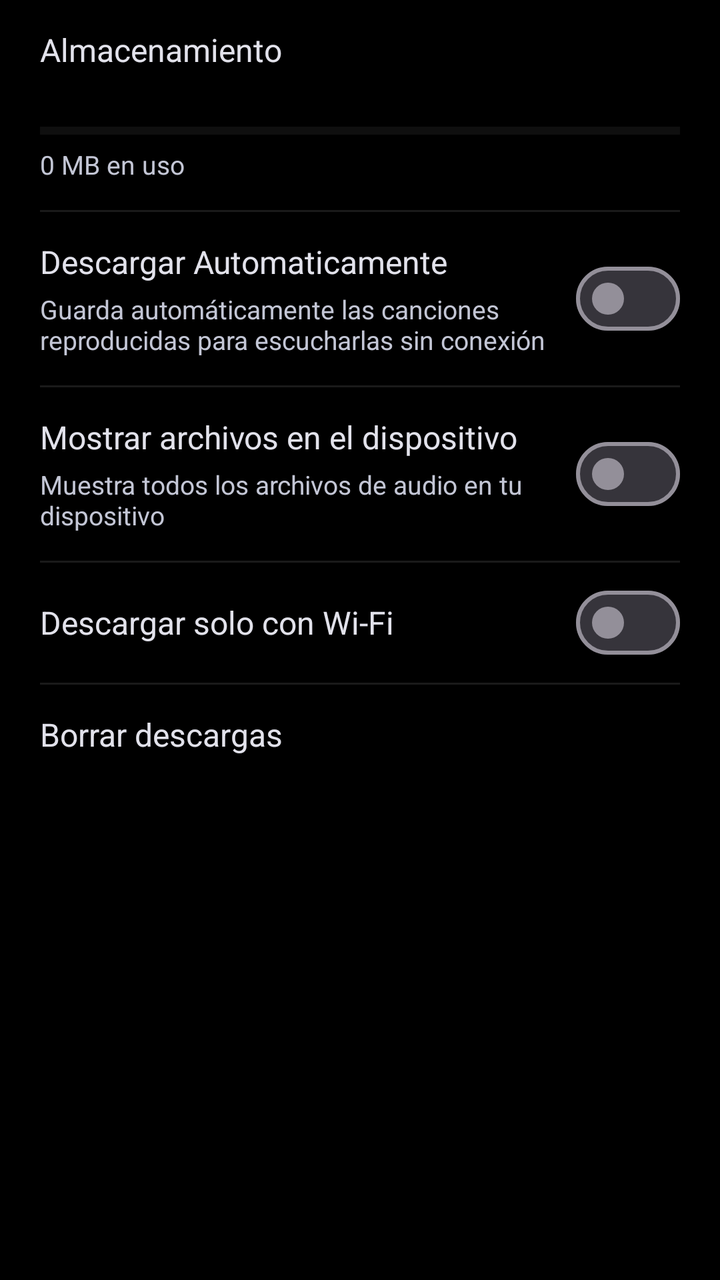
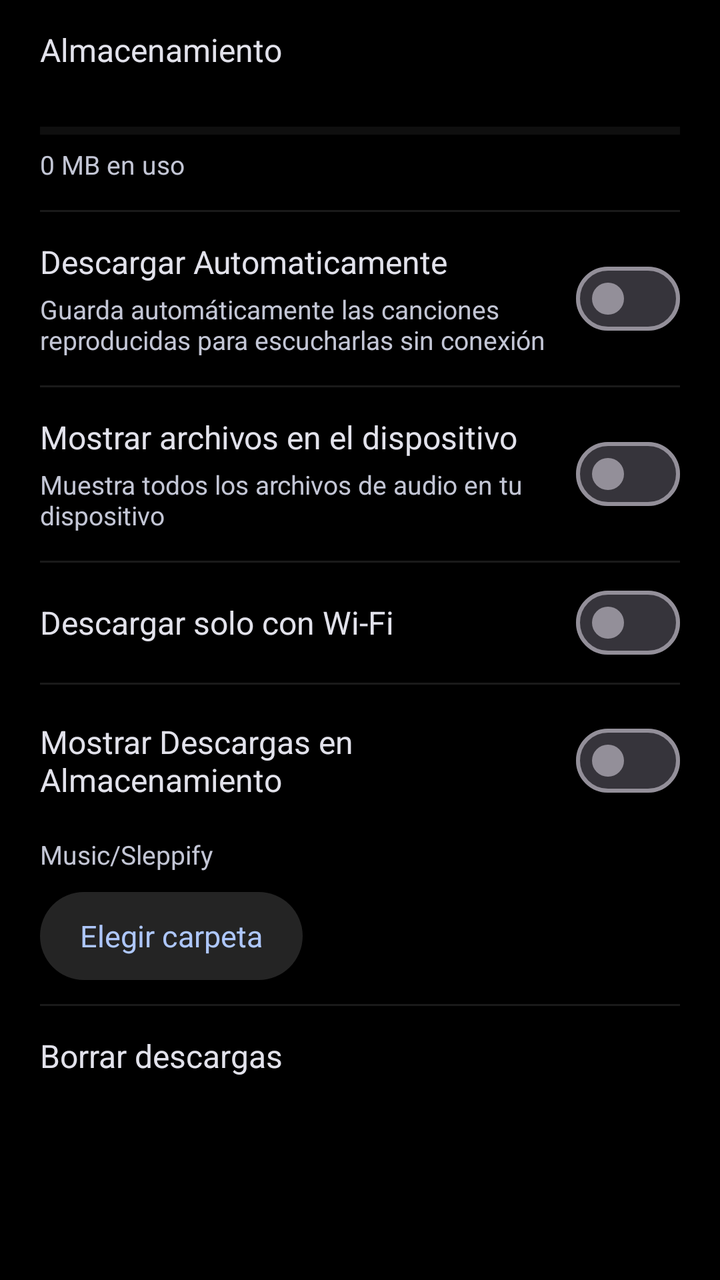

Screens rendered from an Android XML layout before and after an edit, with the pre-edit source and the edit as a unified diff.
<!-- AndroidManifest.xml: application theme Theme.Sleppify -->
<!-- res/layout/settings_downloads.xml -->
<?xml version="1.0" encoding="utf-8"?>
<ScrollView xmlns:android="http://schemas.android.com/apk/res/android"
    android:id="@+id/svSettingsDownloads"
    android:layout_width="match_parent"
    android:layout_height="match_parent"
    android:background="#FF000000"
    android:clipToPadding="false"
    android:paddingBottom="32dp">

    <LinearLayout
        android:layout_width="match_parent"
        android:layout_height="wrap_content"
        android:orientation="vertical"
        android:paddingHorizontal="20dp"
        android:paddingTop="0dp">

        
        <TextView
            android:layout_width="wrap_content"
            android:layout_height="wrap_content"
            android:paddingTop="14dp"
            android:paddingBottom="4dp"
            android:text="Almacenamiento"
            android:textColor="@color/text_primary"
            android:textSize="16sp" />

        <TextView
            android:id="@+id/tvDownloadsStorageFree"
            android:layout_width="match_parent"
            android:layout_height="wrap_content"
            android:gravity="end"
            android:paddingBottom="6dp"
            android:text=""
            android:textColor="@color/text_secondary"
            android:textSize="13sp" />

        <ProgressBar
            android:id="@+id/pbStorageInternal"
            style="?android:attr/progressBarStyleHorizontal"
            android:layout_width="match_parent"
            android:layout_height="4dp"
            android:max="100"
            android:progress="0"
            android:progressTint="@color/stitch_blue"
            android:progressBackgroundTint="#33FFFFFF" />

        <TextView
            android:id="@+id/tvDownloadsStorageUsed"
            android:layout_width="wrap_content"
            android:layout_height="wrap_content"
            android:paddingTop="6dp"
            android:paddingBottom="14dp"
            android:text="0 MB en uso"
            android:textColor="@color/text_secondary"
            android:textSize="13sp" />

        <View
            android:layout_width="match_parent"
            android:layout_height="1dp"
            android:background="#1AFFFFFF" />

        
        <LinearLayout
            android:id="@+id/sectionSdStorage"
            android:layout_width="match_parent"
            android:layout_height="wrap_content"
            android:orientation="vertical"
            android:visibility="gone">

            <TextView
                android:layout_width="wrap_content"
                android:layout_height="wrap_content"
                android:paddingTop="14dp"
                android:paddingBottom="4dp"
                android:text="Almacenamiento en tarjeta SD"
                android:textColor="@color/text_primary"
                android:textSize="16sp" />

            <TextView
                android:id="@+id/tvDownloadsSdFree"
                android:layout_width="match_parent"
                android:layout_height="wrap_content"
                android:gravity="end"
                android:paddingBottom="6dp"
                android:text=""
                android:textColor="@color/text_secondary"
                android:textSize="13sp" />

            <ProgressBar
                android:id="@+id/pbStorageSd"
                style="?android:attr/progressBarStyleHorizontal"
                android:layout_width="match_parent"
                android:layout_height="4dp"
                android:max="100"
                android:progress="0"
                android:progressTint="@color/stitch_blue"
                android:progressBackgroundTint="#33FFFFFF" />

            <TextView
                android:id="@+id/tvDownloadsSdUsed"
                android:layout_width="wrap_content"
                android:layout_height="wrap_content"
                android:paddingTop="6dp"
                android:paddingBottom="14dp"
                android:text="0 MB en uso"
                android:textColor="@color/text_secondary"
                android:textSize="13sp" />

            <View
                android:layout_width="match_parent"
                android:layout_height="1dp"
                android:background="#1AFFFFFF" />
        </LinearLayout>

        
        <LinearLayout
            android:id="@+id/rowUseSdCard"
            android:layout_width="match_parent"
            android:layout_height="wrap_content"
            android:gravity="center_vertical"
            android:orientation="horizontal"
            android:paddingVertical="14dp"
            android:visibility="gone">

            <LinearLayout
                android:layout_width="0dp"
                android:layout_height="wrap_content"
                android:layout_weight="1"
                android:orientation="vertical">

                <TextView
                    android:layout_width="wrap_content"
                    android:layout_height="wrap_content"
                    android:text="Usar tarjeta SD"
                    android:textColor="@color/text_primary"
                    android:textSize="16sp" />

                <TextView
                    android:id="@+id/tvUseSdCardSubtitle"
                    android:layout_width="wrap_content"
                    android:layout_height="wrap_content"
                    android:layout_marginTop="4dp"
                    android:text="Descargar contenido en la tarjeta SD"
                    android:textColor="@color/text_secondary"
                    android:textSize="13sp" />
            </LinearLayout>

            <com.google.android.material.materialswitch.MaterialSwitch
                android:id="@+id/swUseSdCard"
                android:layout_width="wrap_content"
                android:layout_height="wrap_content"
                android:minWidth="0dp"
                android:minHeight="0dp" />
        </LinearLayout>

        <View
            android:id="@+id/dividerAfterSd"
            android:layout_width="match_parent"
            android:layout_height="1dp"
            android:background="#1AFFFFFF"
            android:visibility="gone" />

        
        <LinearLayout
            android:id="@+id/rowAutoDownloadOnPlay"
            android:layout_width="match_parent"
            android:layout_height="wrap_content"
            android:gravity="center_vertical"
            android:orientation="horizontal"
            android:paddingVertical="14dp">

            <LinearLayout
                android:layout_width="0dp"
                android:layout_height="wrap_content"
                android:layout_weight="1"
                android:orientation="vertical">

                <TextView
                    android:layout_width="wrap_content"
                    android:layout_height="wrap_content"
                    android:text="Descargar Automaticamente"
                    android:textColor="@color/text_primary"
                    android:textSize="16sp" />

                <TextView
                    android:layout_width="wrap_content"
                    android:layout_height="wrap_content"
                    android:layout_marginTop="4dp"
                    android:text="Guarda automáticamente las canciones reproducidas para escucharlas sin conexión"
                    android:textColor="@color/text_secondary"
                    android:textSize="13sp" />
            </LinearLayout>

            <com.google.android.material.materialswitch.MaterialSwitch
                android:id="@+id/swAutoDownloadOnPlay"
                android:layout_width="wrap_content"
                android:layout_height="wrap_content"
                android:minWidth="0dp"
                android:minHeight="0dp" />
        </LinearLayout>

        <View
            android:layout_width="match_parent"
            android:layout_height="1dp"
            android:background="#1AFFFFFF" />

        
        <LinearLayout
            android:layout_width="match_parent"
            android:layout_height="wrap_content"
            android:gravity="center_vertical"
            android:orientation="horizontal"
            android:paddingVertical="14dp">

            <LinearLayout
                android:layout_width="0dp"
                android:layout_height="wrap_content"
                android:layout_weight="1"
                android:orientation="vertical">

                <TextView
                    android:layout_width="wrap_content"
                    android:layout_height="wrap_content"
                    android:text="Mostrar archivos en el dispositivo"
                    android:textColor="@color/text_primary"
                    android:textSize="16sp" />

                <TextView
                    android:layout_width="wrap_content"
                    android:layout_height="wrap_content"
                    android:layout_marginTop="4dp"
                    android:text="Muestra todos los archivos de audio en tu dispositivo"
                    android:textColor="@color/text_secondary"
                    android:textSize="13sp" />
            </LinearLayout>

            <com.google.android.material.materialswitch.MaterialSwitch
                android:id="@+id/swShowDeviceFiles"
                android:layout_width="wrap_content"
                android:layout_height="wrap_content"
                android:minWidth="0dp"
                android:minHeight="0dp" />
        </LinearLayout>

        <View
            android:layout_width="match_parent"
            android:layout_height="1dp"
            android:background="#1AFFFFFF" />

        
        <LinearLayout
            android:layout_width="match_parent"
            android:layout_height="wrap_content"
            android:gravity="center_vertical"
            android:orientation="horizontal"
            android:paddingVertical="14dp">

            <TextView
                android:layout_width="0dp"
                android:layout_height="wrap_content"
                android:layout_weight="1"
                android:text="Descargar solo con Wi-Fi"
                android:textColor="@color/text_primary"
                android:textSize="16sp" />

            <com.google.android.material.materialswitch.MaterialSwitch
                android:id="@+id/swDownloadWifiOnly"
                android:layout_width="wrap_content"
                android:layout_height="wrap_content"
                android:minWidth="0dp"
                android:minHeight="0dp" />
        </LinearLayout>

        <View
            android:layout_width="match_parent"
            android:layout_height="1dp"
            android:background="#1AFFFFFF" />

        
        <LinearLayout
            android:id="@+id/rowDownloadsDelete"
            android:layout_width="match_parent"
            android:layout_height="wrap_content"
            android:background="?attr/selectableItemBackground"
            android:clickable="true"
            android:focusable="true"
            android:paddingVertical="14dp">

            <TextView
                android:id="@+id/tvDownloadsDeleteTitle"
                android:layout_width="wrap_content"
                android:layout_height="wrap_content"
                android:text="Borrar descargas"
                android:textColor="@color/text_primary"
                android:textSize="16sp" />
        </LinearLayout>

    </LinearLayout>
</ScrollView>
<!-- resources referenced by this layout -->
<resources>
  <color name="stitch_blue">#AEC7FD</color>
  <color name="text_primary">#e2e2eb</color>
  <color name="text_secondary">#c3c6d5</color>
  <style name="Theme.Sleppify" parent="Base.Theme.Sleppify" />
  <style name="Base.Theme.Sleppify" parent="Theme.Material3.Dark.NoActionBar">
          
          <item name="colorPrimary">@color/stitch_blue</item>
          <item name="colorSecondary">@color/stitch_blue_light</item>
          <item name="android:windowBackground">@color/surface_dark</item>
          <item name="android:navigationBarColor">@color/surface_dark</item>
          <item name="android:statusBarColor">@color/surface_dark</item>
          <item name="android:textColorPrimary">@color/text_primary</item>
          <item name="android:textColorSecondary">@color/text_secondary</item>
      </style>
  <color name="stitch_blue_light">#AEC7FD</color>
  <color name="surface_dark">#111319</color>
</resources>

<!-- the commit's change to res/layout/settings_downloads.xml (unified diff, before → after) -->
@@ -114,54 +114,6 @@
 
         
         <LinearLayout
-            android:id="@+id/rowUseSdCard"
-            android:layout_width="match_parent"
-            android:layout_height="wrap_content"
-            android:gravity="center_vertical"
-            android:orientation="horizontal"
-            android:paddingVertical="14dp"
-            android:visibility="gone">
-
-            <LinearLayout
-                android:layout_width="0dp"
-                android:layout_height="wrap_content"
-                android:layout_weight="1"
-                android:orientation="vertical">
-
-                <TextView
-                    android:layout_width="wrap_content"
-                    android:layout_height="wrap_content"
-                    android:text="Usar tarjeta SD"
-                    android:textColor="@color/text_primary"
-                    android:textSize="16sp" />
-
-                <TextView
-                    android:id="@+id/tvUseSdCardSubtitle"
-                    android:layout_width="wrap_content"
-                    android:layout_height="wrap_content"
-                    android:layout_marginTop="4dp"
-                    android:text="Descargar contenido en la tarjeta SD"
-                    android:textColor="@color/text_secondary"
-                    android:textSize="13sp" />
-            </LinearLayout>
-
-            <com.google.android.material.materialswitch.MaterialSwitch
-                android:id="@+id/swUseSdCard"
-                android:layout_width="wrap_content"
-                android:layout_height="wrap_content"
-                android:minWidth="0dp"
-                android:minHeight="0dp" />
-        </LinearLayout>
-
-        <View
-            android:id="@+id/dividerAfterSd"
-            android:layout_width="match_parent"
-            android:layout_height="1dp"
-            android:background="#1AFFFFFF"
-            android:visibility="gone" />
-
-        
-        <LinearLayout
             android:id="@+id/rowAutoDownloadOnPlay"
             android:layout_width="match_parent"
             android:layout_height="wrap_content"
@@ -276,6 +228,66 @@
             android:layout_height="1dp"
             android:background="#1AFFFFFF" />
 
+        <LinearLayout
+            android:id="@+id/rowCustomDownloadLocation"
+            android:layout_width="match_parent"
+            android:layout_height="wrap_content"
+            android:orientation="horizontal"
+            android:gravity="center_vertical"
+            android:paddingVertical="14dp">
+
+            <TextView
+                android:layout_width="0dp"
+                android:layout_height="wrap_content"
+                android:layout_weight="1"
+                android:text="Mostrar Descargas en Almacenamiento"
+                android:textColor="@color/text_primary"
+                android:textSize="16sp" />
+
+            <com.google.android.material.materialswitch.MaterialSwitch
+                android:id="@+id/swCustomDownloadLocation"
+                android:layout_width="wrap_content"
+                android:layout_height="wrap_content" />
+        </LinearLayout>
+
+        <TextView
+            android:id="@+id/tvDownloadLocation"
+            android:layout_width="match_parent"
+            android:layout_height="wrap_content"
+            android:text="Music/Sleppify"
+            android:textColor="@color/text_secondary"
+            android:textSize="13sp" />
+
+        <TextView
+            android:id="@+id/btnChooseDownloadFolder"
+            android:layout_width="wrap_content"
+            android:layout_height="wrap_content"
+            android:layout_marginTop="10dp"
+            android:layout_marginBottom="12dp"
+            android:paddingHorizontal="20dp"
+            android:minHeight="44dp"
+            android:gravity="center_vertical"
+            android:background="@drawable/bg_download_folder_button"
+            android:clickable="true"
+            android:focusable="true"
+            android:text="Elegir carpeta"
+            android:textColor="@color/stitch_blue"
+            android:textSize="15sp" />
+
+        <TextView
+            android:id="@+id/tvDownloadLocationStatus"
+            android:layout_width="match_parent"
+            android:layout_height="wrap_content"
+            android:paddingBottom="14dp"
+            android:visibility="gone"
+            android:textColor="@color/text_secondary"
+            android:textSize="13sp" />
+
+        <View
+            android:layout_width="match_parent"
+            android:layout_height="1dp"
+            android:background="#1AFFFFFF" />
+
         
         <LinearLayout
             android:id="@+id/rowDownloadsDelete"
<!-- resource entries referenced after the edit -->
@@ -3,6 +3,16 @@
   <color name="stitch_blue">#AEC7FD</color>
   <color name="text_primary">#e2e2eb</color>
   <color name="text_secondary">#c3c6d5</color>
+  <!-- drawable bg_download_folder_button (drawable) -->
+  <?xml version="1.0" encoding="utf-8"?>
+  <ripple xmlns:android="http://schemas.android.com/apk/res/android" android:color="#26FFFFFF">
+      <item>
+          <shape android:shape="rectangle">
+              <solid android:color="#242424" />
+              <corners android:radius="24dp" />
+          </shape>
+      </item>
+  </ripple>
   <style name="Theme.Sleppify" parent="Base.Theme.Sleppify" />
   <style name="Base.Theme.Sleppify" parent="Theme.Material3.Dark.NoActionBar">
           
